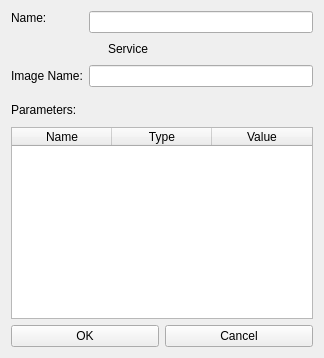
DanielZorin/DataCenters, file DCGUI/Windows/TenantVM.ui: the form before one commit.
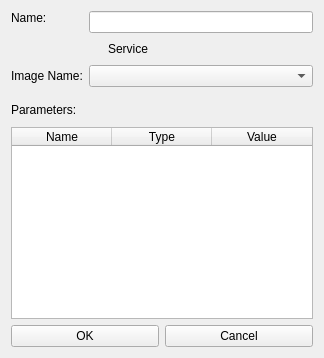
The form after the commit. Icons and pictures are not drawn.

```diff
--- a/DCGUI/Windows/TenantVM.ui
+++ b/DCGUI/Windows/TenantVM.ui
@@ -75,7 +75,7 @@
         </widget>
        </item>
        <item row="3" column="1">
-        <widget class="QLineEdit" name="image"/>
+        <widget class="QComboBox" name="image"/>
        </item>
       </layout>
      </item>
```
